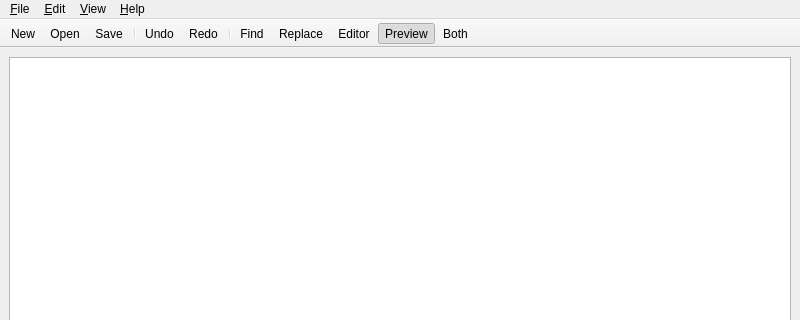
Above: Tools/MDEditor/MainWindow.ui from maddeer-timer/Viewer3D before the change; both pictures show x 0 to 800 and y 0 to 320 of the 800 by 600 pixel window. Below: the same form after it.
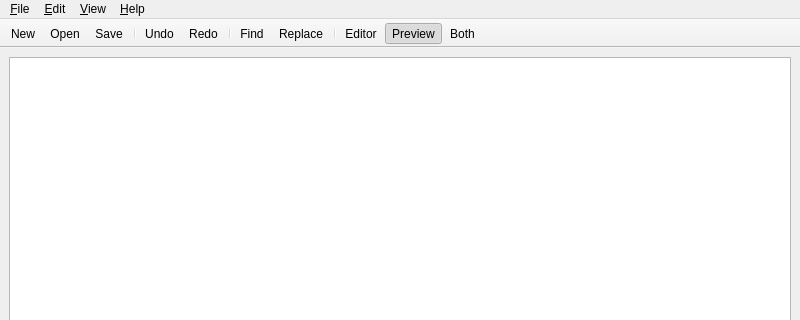
That is the form after the change. Icons and pictures are not drawn.

```diff
--- a/Tools/MDEditor/MainWindow.ui
+++ b/Tools/MDEditor/MainWindow.ui
@@ -142,6 +142,7 @@
    <addaction name="separator"/>
    <addaction name="action_Find"/>
    <addaction name="action_Replace"/>
+   <addaction name="separator"/>
    <addaction name="action_Editor"/>
    <addaction name="action_Preview"/>
    <addaction name="action_Both"/>
```
Left out of the diff: 40 changed lines with no effect on the pictures.
